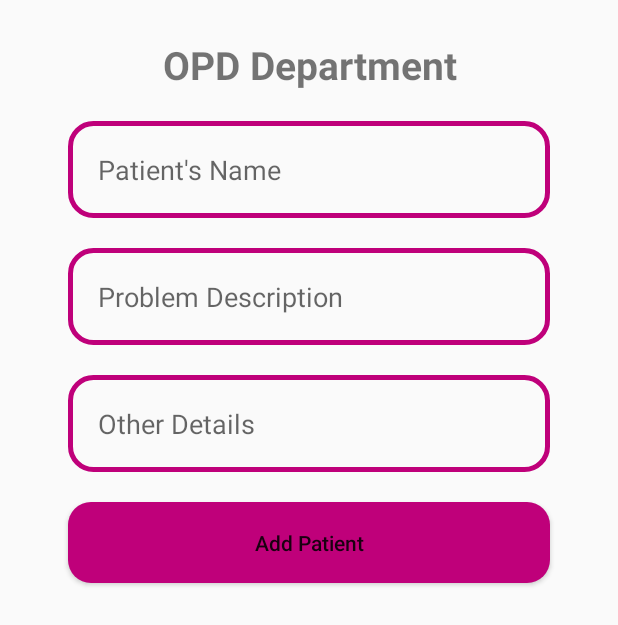
After one commit to vishwamshukla/Vishwam2, an Android app: the AdminOpdActivity screen opened directly, with no data from a screen before it, on a phone screen of 412 x 824 dp. The commit adds this screen. Shown: the top 625 px of the screen. Run offline under Robolectric (Android 15) with nearby library versions, the phone set to English and light mode, and no system bars; our stand-ins replace Firebase (no records; nobody signed in at launch, a user with empty details on screens opened directly).

Commit message:
Includes Admin Panel and Login For Doctors

```diff
--- a/app/build.gradle
+++ b/app/build.gradle
@@ -25,6 +25,7 @@ dependencies {
 
     implementation 'com.google.firebase:firebase-core:16.0.1'
     implementation 'com.google.firebase:firebase-database:16.0.1'
+
     implementation 'io.paperdb:paperdb:2.6'
     implementation 'com.github.rey5137:material:1.2.5'
     implementation 'com.android.support:cardview-v7:28.0.0'
@@ -32,6 +33,8 @@ dependencies {
 
 
 
+    implementation 'com.google.firebase:firebase-storage:16.0.1'
+    implementation 'com.google.firebase:firebase-auth:16.0.1'
     testImplementation 'junit:junit:4.12'
     androidTestImplementation 'com.android.support.test:runner:1.0.2'
     androidTestImplementation 'com.android.support.test.espresso:espresso-core:3.0.2'
--- /dev/null
+++ b/app/src/main/java/c/su/vishwam/AdminOpdActivity.java
@@ -0,0 +1,117 @@
+package c.su.vishwam;
+
+import android.app.ProgressDialog;
+import android.content.Intent;
+import android.support.annotation.NonNull;
+import android.support.v7.app.AppCompatActivity;
+import android.os.Bundle;
+import android.text.TextUtils;
+import android.view.View;
+import android.widget.Button;
+import android.widget.EditText;
+import android.widget.Toast;
+
+import com.google.android.gms.tasks.OnCompleteListener;
+import com.google.android.gms.tasks.Task;
+import com.google.firebase.database.DatabaseReference;
+import com.google.firebase.database.FirebaseDatabase;
+import com.google.firebase.storage.StorageReference;
+
+import java.text.SimpleDateFormat;
+import java.util.Calendar;
+import java.util.HashMap;
+
+public class AdminOpdActivity extends AppCompatActivity {
+
+    private String PatientName, PatientProblem, OtherDetails, saveCurrentDate, saveCurrentTime;
+
+    private Button AddNewPatient;
+    private EditText name, problem, otherDetails;
+    private String patientRandomKey;
+    private DatabaseReference PatientRef;
+    private ProgressDialog loadingBar;
+
+    @Override
+    protected void onCreate(Bundle savedInstanceState) {
+        super.onCreate(savedInstanceState);
+        setContentView(R.layout.activity_admin_opd);
+
+        PatientRef = FirebaseDatabase.getInstance().getReference().child("Patients(OPD)");
+
+        AddNewPatient = (Button) findViewById(R.id.add_patient);
+        name = (EditText) findViewById(R.id.name);
+
+        problem = (EditText) findViewById(R.id.problem);
+
+        otherDetails = (EditText) findViewById(R.id.other_details);
+        loadingBar = new ProgressDialog(this);
+
+        AddNewPatient.setOnClickListener(new View.OnClickListener() {
+            @Override
+            public void onClick(View v) {
+                ValidatePatientData();
+            }
+        });
+
+    }
+
+    private void ValidatePatientData() {
+        PatientName = name.getText().toString();
+        PatientProblem = problem.getText().toString();
+        OtherDetails = otherDetails.getText().toString();
+
+        if (TextUtils.isEmpty(PatientName)){
+            Toast.makeText(this, "Please Enter the name", Toast.LENGTH_SHORT).show();
+        }
+        else if (TextUtils.isEmpty(PatientProblem)){
+            Toast.makeText(this, "PLease write the problem", Toast.LENGTH_SHORT).show();
+        }
+        else {
+            StorePatientInformation();
+        }
+
+    }
+
+    private void StorePatientInformation() {
+
+        loadingBar.setTitle("Adding....");
+        loadingBar.setMessage("Please wait......");
+        loadingBar.setCanceledOnTouchOutside(false);
+        loadingBar.show();
+        Calendar calendar = Calendar.getInstance();
+        SimpleDateFormat currentDate = new SimpleDateFormat("MMM dd");
+        saveCurrentDate = currentDate.format(calendar.getTime());
+
+        SimpleDateFormat currentTime = new SimpleDateFormat("HH:mm a");
+        saveCurrentTime = currentTime.format(calendar.getTime());
+
+        patientRandomKey = saveCurrentDate + "-"+saveCurrentTime;
+
+
+        HashMap<String, Object> patientMap = new HashMap<>();
+        patientMap.put("id", patientRandomKey);
+        patientMap.put("name", PatientName);
+        patientMap.put("problem", PatientProblem);
+        patientMap.put("others", OtherDetails);
+
+        PatientRef.child(patientRandomKey).updateChildren(patientMap)
+                .addOnCompleteListener(new OnCompleteListener<Void>() {
+                    @Override
+                    public void onComplete(@NonNull Task<Void> task) {
+                        if (task.isSuccessful()){
+
+                            Intent intent = new Intent(AdminOpdActivity.this, AdminCategoryActivity.class);
+                            startActivity(intent);
+
+                            loadingBar.dismiss();
+                            Toast.makeText(AdminOpdActivity.this, "Patient added in OPD", Toast.LENGTH_SHORT).show();
+                        }
+                        else {
+                            loadingBar.dismiss();
+                            Toast.makeText(AdminOpdActivity.this, "Error"+task.getException(), Toast.LENGTH_SHORT).show();
+                        }
+                    }
+                });
+
+    }
+}
--- a/app/src/main/java/c/su/vishwam/LoginActivity.java
+++ b/app/src/main/java/c/su/vishwam/LoginActivity.java
@@ -120,7 +120,7 @@ public class LoginActivity extends AppCompatActivity {
                                Toast.makeText(LoginActivity.this, "Logged in!", Toast.LENGTH_SHORT).show();
                                loadingBar.dismiss();
 
-                               Intent intent = new Intent(LoginActivity.this,AdminMainActivity.class);
+                               Intent intent = new Intent(LoginActivity.this,AdminCategoryActivity.class);
                                startActivity(intent);
                            }
                            else if (parentDbName.equals("Users")){
--- /dev/null
+++ b/app/src/main/res/drawable/ic_add_alert_black_24dp.xml
@@ -0,0 +1,4 @@
+<vector android:height="100dp" android:viewportHeight="24.0"
+    android:viewportWidth="24.0" android:width="100dp" xmlns:android="http://schemas.android.com/apk/res/android">
+    <path android:fillColor="#FF000000" android:pathData="M10.01,21.01c0,1.1 0.89,1.99 1.99,1.99s1.99,-0.89 1.99,-1.99h-3.98zM18.88,16.82L18.88,11c0,-3.25 -2.25,-5.97 -5.29,-6.69v-0.72C13.59,2.71 12.88,2 12,2s-1.59,0.71 -1.59,1.59v0.72C7.37,5.03 5.12,7.75 5.12,11v5.82L3,18.94L3,20h18v-1.06l-2.12,-2.12zM16,13.01h-3v3h-2v-3L8,13.01L8,11h3L11,8h2v3h3v2.01z"/>
+</vector>
--- /dev/null
+++ b/app/src/main/res/drawable/ic_hotel_black_24dp.xml
@@ -0,0 +1,4 @@
+<vector android:height="100dp" android:viewportHeight="24.0"
+    android:viewportWidth="24.0" android:width="100dp" xmlns:android="http://schemas.android.com/apk/res/android">
+    <path android:fillColor="#FF000000" android:pathData="M7,13c1.66,0 3,-1.34 3,-3S8.66,7 7,7s-3,1.34 -3,3 1.34,3 3,3zM19,7h-8v7L3,14L3,5L1,5v15h2v-3h18v3h2v-9c0,-2.21 -1.79,-4 -4,-4z"/>
+</vector>
--- /dev/null
+++ b/app/src/main/res/drawable/ic_local_hospital_black_24dp.xml
@@ -0,0 +1,4 @@
+<vector android:height="100dp" android:viewportHeight="24.0"
+    android:viewportWidth="24.0" android:width="100dp" xmlns:android="http://schemas.android.com/apk/res/android">
+    <path android:fillColor="#FF000000" android:pathData="M19,3L5,3c-1.1,0 -1.99,0.9 -1.99,2L3,19c0,1.1 0.9,2 2,2h14c1.1,0 2,-0.9 2,-2L21,5c0,-1.1 -0.9,-2 -2,-2zM18,14h-4v4h-4v-4L6,14v-4h4L10,6h4v4h4v4z"/>
+</vector>
--- /dev/null
+++ b/app/src/main/res/drawable/ic_speaker_notes_black_24dp.xml
@@ -0,0 +1,4 @@
+<vector android:height="100dp" android:viewportHeight="24.0"
+    android:viewportWidth="24.0" android:width="100dp" xmlns:android="http://schemas.android.com/apk/res/android">
+    <path android:fillColor="#FF000000" android:pathData="M20,2L4,2c-1.1,0 -1.99,0.9 -1.99,2L2,22l4,-4h14c1.1,0 2,-0.9 2,-2L22,4c0,-1.1 -0.9,-2 -2,-2zM8,14L6,14v-2h2v2zM8,11L6,11L6,9h2v2zM8,8L6,8L6,6h2v2zM15,14h-5v-2h5v2zM18,11h-8L10,9h8v2zM18,8h-8L10,6h8v2z"/>
+</vector>
--- /dev/null
+++ b/app/src/main/res/layout/activity_admin_opd.xml
@@ -0,0 +1,74 @@
+<?xml version="1.0" encoding="utf-8"?>
+<RelativeLayout xmlns:android="http://schemas.android.com/apk/res/android"
+    xmlns:app="http://schemas.android.com/apk/res-auto"
+    xmlns:tools="http://schemas.android.com/tools"
+    android:layout_width="match_parent"
+    android:layout_height="match_parent"
+    tools:context=".AdminOpdActivity">
+
+    <TextView
+        android:id="@+id/heading"
+        android:layout_width="match_parent"
+        android:layout_height="wrap_content"
+        android:layout_alignParentTop="true"
+        android:layout_centerHorizontal="true"
+        android:layout_marginTop="25dp"
+        android:text="OPD Department"
+        android:textAlignment="center"
+        android:textSize="26sp"
+        android:textStyle="bold"
+        />
+
+    <EditText
+        android:id="@+id/name"
+        android:layout_width="match_parent"
+        android:layout_height="wrap_content"
+        android:inputType="textMultiLine"
+        android:layout_marginTop="20dp"
+        android:padding="20dp"
+        android:layout_below="@id/heading"
+        android:hint="Patient's Name"
+        android:layout_marginLeft="45dp"
+        android:layout_marginRight="45dp"
+        android:background="@drawable/input_design"
+        />
+    <EditText
+        android:id="@+id/problem"
+        android:layout_width="match_parent"
+        android:layout_height="wrap_content"
+        android:inputType="textMultiLine"
+        android:layout_marginTop="20dp"
+        android:padding="20dp"
+        android:layout_below="@id/name"
+        android:hint="Problem Description"
+        android:layout_marginLeft="45dp"
+        android:layout_marginRight="45dp"
+        android:background="@drawable/input_design"
+        />
+    <EditText
+        android:id="@+id/other_details"
+        android:layout_width="match_parent"
+        android:layout_height="wrap_content"
+        android:inputType="textMultiLine"
+        android:layout_marginTop="20dp"
+        android:padding="20dp"
+        android:layout_below="@id/problem"
+        android:hint="Other Details"
+        android:layout_marginLeft="45dp"
+        android:layout_marginRight="45dp"
+        android:background="@drawable/input_design"
+        />
+    <Button
+        android:id="@+id/add_patient"
+        android:layout_width="match_parent"
+        android:layout_height="wrap_content"
+        android:layout_below="@id/other_details"
+        android:text="Add Patient"
+        android:layout_marginLeft="45dp"
+        android:layout_marginRight="45dp"
+        android:padding="17dp"
+        android:layout_marginTop="20dp"
+        android:textAllCaps="false"
+        android:background="@drawable/buttons"/>
+
+</RelativeLayout>
--- a/build.gradle
+++ b/build.gradle
@@ -8,7 +8,7 @@ buildscript {
     }
     dependencies {
         classpath 'com.android.tools.build:gradle:3.3.2'
-        classpath 'com.google.gms:google-services:4.0.1'
+        classpath 'com.google.gms:google-services:4.2.0'
 
         // NOTE: Do not place your application dependencies here; they belong
         // in the individual module build.gradle files
```
Also changed, not shown: app/src/main/AndroidManifest.xml (+6 -1 lines), app/src/main/java/c/su/vishwam/AdminCategoryActivity.java (added, +56 -0 lines), app/src/main/java/c/su/vishwam/AdminEmergencyActivity.java (added, +13 -0 lines), app/src/main/java/c/su/vishwam/AdminIpdActivity.java (added, +13 -0 lines), app/src/main/java/c/su/vishwam/AdminLeaveActivity.java (added, +13 -0 lines), app/src/main/res/layout/activity_admin_category.xml (added, +73 -0 lines), app/src/main/res/layout/activity_admin_emergency.xml (added, +9 -0 lines), app/src/main/res/layout/activity_admin_ipd.xml (added, +9 -0 lines), app/src/main/res/layout/activity_admin_leave.xml (added, +9 -0 lines).
